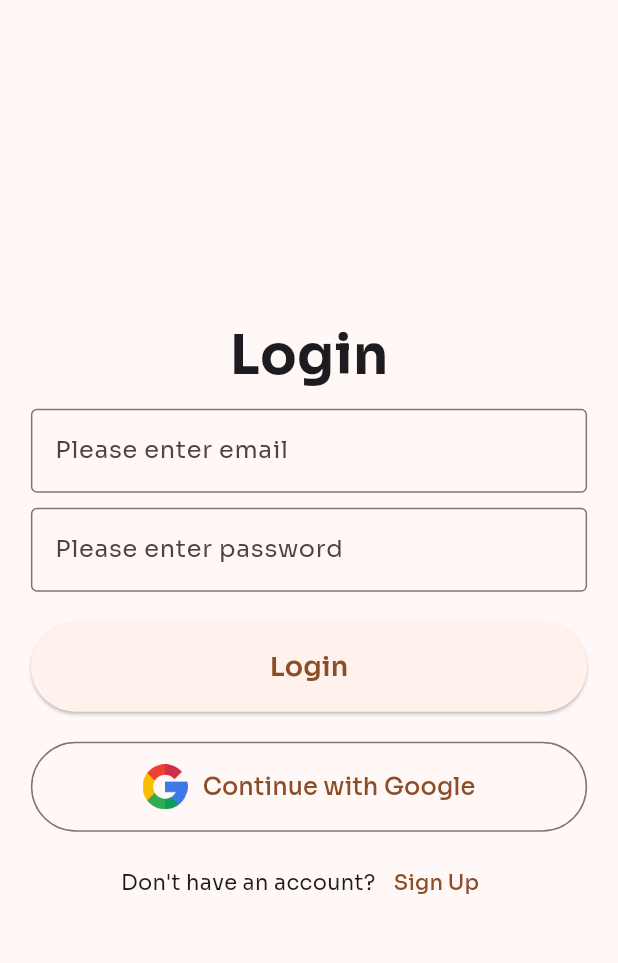
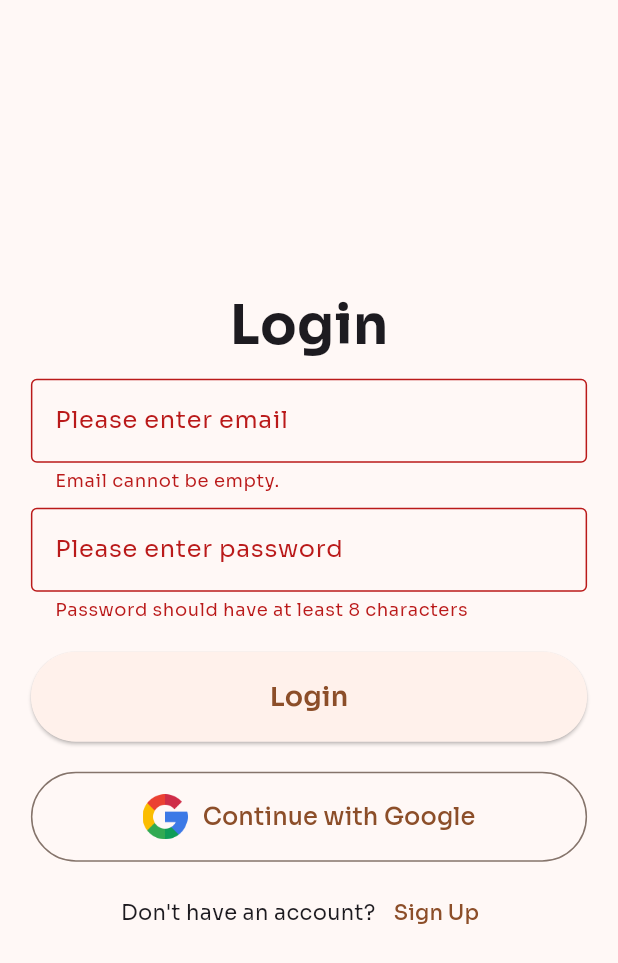
Before and after one commit to hagrasy/contact_app1, a Flutter app: the screen it shows after launch, after a tap on "Login", on a phone screen of 412 x 824 dp. Shown: the top 963 px of the screen. Run offline on Flutter 3.47's test engine with Material 3 defaults, Android fonts, the phone set to English and light mode, and no system bars; our stand-ins replace firebase_auth, firebase_core, google_fonts; accounts and stored records are empty.

Commit message:
login functions

```diff
--- a/lib/controllers/auth_services.dart
+++ b/lib/controllers/auth_services.dart
@@ -19,7 +19,7 @@ class AuthService {
     try {
       await FirebaseAuth.instance
           .signInWithEmailAndPassword(email: email, password: password);
-      return "Logged in Successfully!";
+      return "Logged in Successfully";
     } on FirebaseAuthException catch (e) {
       return e.message.toString();
     }
--- a/lib/main.dart
+++ b/lib/main.dart
@@ -31,7 +31,7 @@ class ContactApp extends StatelessWidget {
             useMaterial3: true,
           ),
           routes: {
-            "/": (context) => LoginPage(),
+            "/": (context) => const  CheckUser(),
             "/signup": (context) => SignUpPage(),
             "/login": (context) => LoginPage(),
             "/home": (context) => const Home(),
--- a/lib/views/home.dart
+++ b/lib/views/home.dart
@@ -1,3 +1,5 @@
+import 'package:contact_app1/controllers/auth_services.dart';
+import 'package:firebase_auth/firebase_auth.dart';
 import 'package:flutter/material.dart';
 
 class Home extends StatefulWidget {
@@ -16,8 +18,64 @@ class _HomeState extends State<Home> {
       ),
       drawer: Drawer(
           child: ListView(
-        children: [DrawerHeader(child: Column())],
+        children: [
+          DrawerHeader(
+              child: Column(
+            mainAxisAlignment: MainAxisAlignment.end,
+            crossAxisAlignment: CrossAxisAlignment.start,
+            children: [
+              CircleAvatar(
+                maxRadius: 32,
+                child: Text(FirebaseAuth.instance.currentUser!.email
+                    .toString()[0]
+                    .toUpperCase()),
+              ),
+              const SizedBox(
+                height: 10,
+              ),
+              Text(FirebaseAuth.instance.currentUser!.email.toString())
+            ],
+          )),
+          ListTile(
+            onTap: () {
+              AuthService().logout();
+              ScaffoldMessenger.of(context)
+                  .showSnackBar(const SnackBar(content: Text("Logged Out")));
+              Navigator.pushReplacementNamed(context, '/login');
+            },
+            leading: const Icon(Icons.logout_outlined),
+            title: const Text("Logout"),
+          )
+        ],
       )),
     );
   }
 }
+
+class CheckUser extends StatefulWidget {
+  const CheckUser({super.key});
+
+  @override
+  State<CheckUser> createState() => _CheckUserState();
+}
+
+class _CheckUserState extends State<CheckUser> {
+  @override
+  void initState() {
+    AuthService().isLoggedIn().then((value) {
+      if (value) {
+        Navigator.pushReplacementNamed(context, '/home');
+      } else {
+        Navigator.pushReplacementNamed(context, '/login');
+      }
+    });
+    super.initState();
+  }
+
+  @override
+  Widget build(BuildContext context) {
+    return const Center(
+      child: CircularProgressIndicator(),
+    );
+  }
+}
--- a/lib/views/login_page.dart
+++ b/lib/views/login_page.dart
@@ -1,15 +1,28 @@
+import 'package:contact_app1/controllers/auth_services.dart';
 import 'package:flutter/material.dart';
 import 'package:google_fonts/google_fonts.dart';
 
 // ignore: must_be_immutable
-class LoginPage extends StatelessWidget {
+class LoginPage extends StatefulWidget {
   LoginPage({super.key});
+
+  @override
+  State<LoginPage> createState() => _LoginPageState();
+}
+
+class _LoginPageState extends State<LoginPage> {
+  final formKey = GlobalKey<FormState>();
+
   TextEditingController emailController = TextEditingController();
+
   TextEditingController passwordController = TextEditingController();
+
   @override
   Widget build(BuildContext context) {
     return Scaffold(
-      body: Column(mainAxisAlignment: MainAxisAlignment.center, children: [
+      body: Form(
+        key: formKey,
+        child: Column(mainAxisAlignment: MainAxisAlignment.center, children: [
           Text(
             "Login",
             style: GoogleFonts.sora(fontSize: 36, fontWeight: FontWeight.bold),
@@ -20,6 +33,8 @@ class LoginPage extends StatelessWidget {
           SizedBox(
               width: MediaQuery.of(context).size.width * .9,
               child: TextFormField(
+                validator: (value) =>
+                    value!.isEmpty ? "Email cannot be empty." : null,
                 controller: emailController,
                 decoration: const InputDecoration(
                     border: OutlineInputBorder(),
@@ -31,6 +46,9 @@ class LoginPage extends StatelessWidget {
           SizedBox(
               width: MediaQuery.of(context).size.width * .9,
               child: TextFormField(
+                validator: (value) => value!.length < 8
+                    ? "Password should have at least 8 characters"
+                    : null,
                 controller: passwordController,
                 obscureText: true,
                 decoration: const InputDecoration(
@@ -44,7 +62,30 @@ class LoginPage extends StatelessWidget {
               height: 60,
               width: MediaQuery.of(context).size.width * .9,
               child: ElevatedButton(
-                onPressed: () {},
+                  onPressed: () {
+                    if (formKey.currentState!.validate()) {
+                      AuthService()
+                          .loginWithEmail(
+                              emailController.text, passwordController.text)
+                          .then((value) {
+                        if (value == "Logged in Successfully") {
+                          ScaffoldMessenger.of(context).showSnackBar(SnackBar(
+                            content: const Text("Logged in Successfully"),
+                            backgroundColor: Colors.green.shade400,
+                          ));
+                          Navigator.pushReplacementNamed(context, "/home");
+                        } else {
+                          ScaffoldMessenger.of(context).showSnackBar(SnackBar(
+                            content: Text(
+                              value,
+                              style: const TextStyle(color: Colors.white),
+                            ),
+                            backgroundColor: Colors.red.shade400,
+                          ));
+                        }
+                      });
+                    }
+                  },
                   child: const Text(
                     "Login",
                     style: TextStyle(
@@ -93,6 +134,7 @@ class LoginPage extends StatelessWidget {
             ],
           ),
         ]),
+      ),
     );
   }
 }
```
Lines whose indentation alone changed are shown as unchanged.
